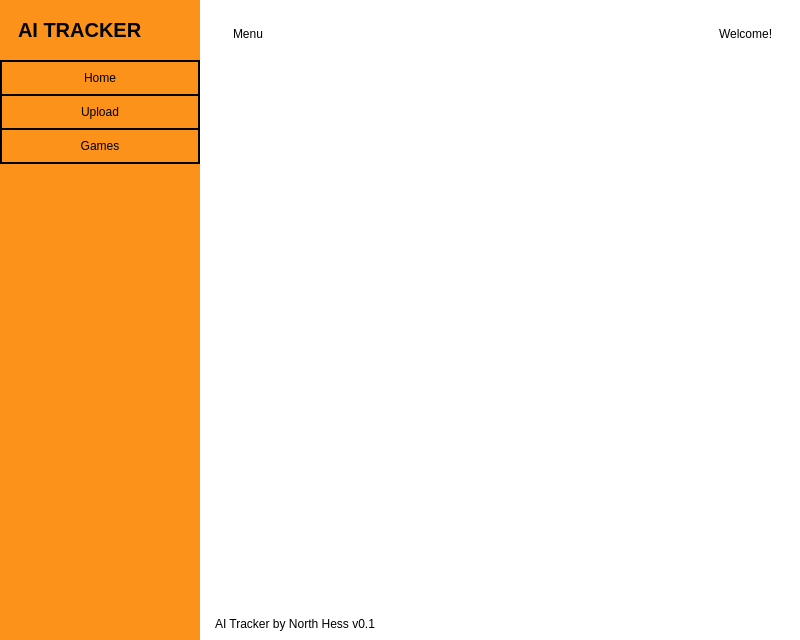
The window that user_interface_design.ui (North-Hess/AI_Basketball) describes before a commit, drawn with Qt 5.
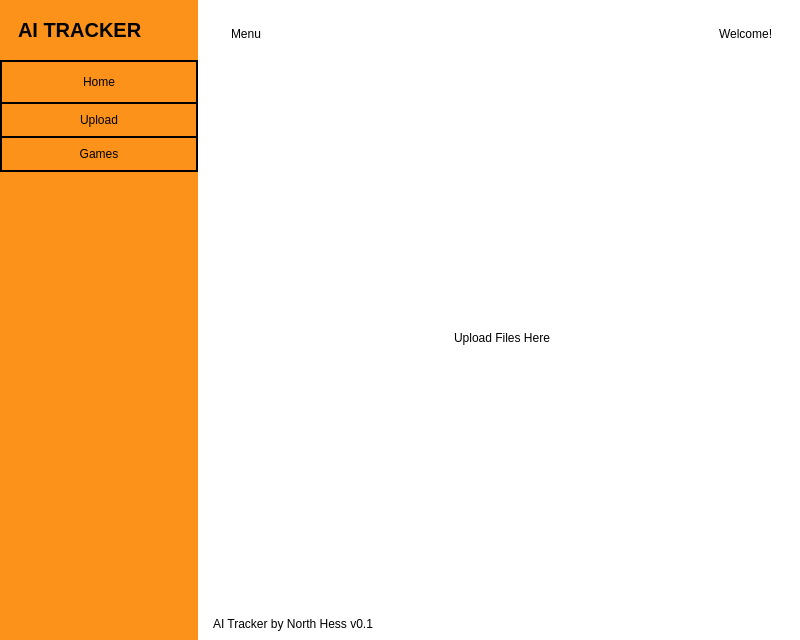
The same window after the commit.

Commit message: StackedWidget implemented and upload dialog opening

```diff
--- a/user_interface_design.ui
+++ b/user_interface_design.ui
@@ -219,8 +219,32 @@
                    <enum>QFrame::Raised</enum>
                   </property>
                   <layout class="QVBoxLayout" name="verticalLayout_9">
+                   <property name="leftMargin">
+                    <number>0</number>
+                   </property>
+                   <property name="topMargin">
+                    <number>0</number>
+                   </property>
+                   <property name="rightMargin">
+                    <number>0</number>
+                   </property>
+                   <property name="bottomMargin">
+                    <number>0</number>
+                   </property>
                    <item>
                     <widget class="QPushButton" name="homeButton">
+                     <property name="sizePolicy">
+                      <sizepolicy hsizetype="Minimum" vsizetype="Fixed">
+                       <horstretch>0</horstretch>
+                       <verstretch>0</verstretch>
+                      </sizepolicy>
+                     </property>
+                     <property name="minimumSize">
+                      <size>
+                       <width>0</width>
+                       <height>40</height>
+                      </size>
+                     </property>
                      <property name="styleSheet">
                       <string notr="true">border: none;</string>
                      </property>
@@ -367,12 +391,85 @@
        </item>
        <item>
         <widget class="QFrame" name="contentsFrame">
+         <property name="sizePolicy">
+          <sizepolicy hsizetype="Preferred" vsizetype="MinimumExpanding">
+           <horstretch>0</horstretch>
+           <verstretch>0</verstretch>
+          </sizepolicy>
+         </property>
          <property name="frameShape">
           <enum>QFrame::StyledPanel</enum>
          </property>
          <property name="frameShadow">
           <enum>QFrame::Raised</enum>
          </property>
+         <layout class="QVBoxLayout" name="verticalLayout_13">
+          <item>
+           <widget class="QStackedWidget" name="stackedWidget">
+            <property name="sizePolicy">
+             <sizepolicy hsizetype="MinimumExpanding" vsizetype="MinimumExpanding">
+              <horstretch>0</horstretch>
+              <verstretch>0</verstretch>
+             </sizepolicy>
+            </property>
+            <property name="currentIndex">
+             <number>1</number>
+            </property>
+            <widget class="QWidget" name="homePage">
+             <layout class="QVBoxLayout" name="verticalLayout_15">
+              <item>
+               <widget class="QLabel" name="homeLabel">
+                <property name="text">
+                 <string>Home Placeholder</string>
+                </property>
+               </widget>
+              </item>
+             </layout>
+            </widget>
+            <widget class="QWidget" name="uploadPage">
+             <layout class="QVBoxLayout" name="verticalLayout_14">
+              <property name="spacing">
+               <number>0</number>
+              </property>
+              <property name="leftMargin">
+               <number>0</number>
+              </property>
+              <property name="topMargin">
+               <number>0</number>
+              </property>
+              <property name="rightMargin">
+               <number>0</number>
+              </property>
+              <property name="bottomMargin">
+               <number>0</number>
+              </property>
+              <item>
+               <widget class="QFrame" name="uploadFileButtonFrame">
+                <property name="frameShape">
+                 <enum>QFrame::StyledPanel</enum>
+                </property>
+                <property name="frameShadow">
+                 <enum>QFrame::Raised</enum>
+                </property>
+                <layout class="QVBoxLayout" name="verticalLayout_16">
+                 <item>
+                  <widget class="QPushButton" name="uploadFileButton">
+                   <property name="mouseTracking">
+                    <bool>false</bool>
+                   </property>
+                   <property name="text">
+                    <string>Upload Files Here</string>
+                   </property>
+                  </widget>
+                 </item>
+                </layout>
+               </widget>
+              </item>
+             </layout>
+            </widget>
+           </widget>
+          </item>
+         </layout>
         </widget>
        </item>
        <item alignment="Qt::AlignBottom">
```
The commit also changes 2 other files.
